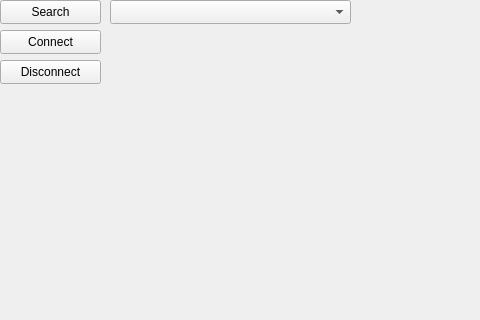
Old version of the form Radar/mainwindow.ui in the repository Ksyn777/RADAR; both pictures show x 0 to 480 and y 0 to 320 of the 800 by 600 pixel window.
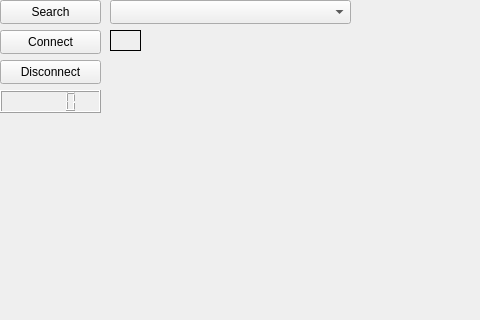
New version of the form.

What changed in the file:
```diff
--- a/Radar/mainwindow.ui
+++ b/Radar/mainwindow.ui
@@ -63,6 +63,32 @@
      </rect>
     </property>
    </widget>
+   <widget class="QLCDNumber" name="lcdDistance">
+    <property name="geometry">
+     <rect>
+      <x>0</x>
+      <y>90</y>
+      <width>101</width>
+      <height>23</height>
+     </rect>
+    </property>
+   </widget>
+   <widget class="QLabel" name="labelCheck">
+    <property name="geometry">
+     <rect>
+      <x>110</x>
+      <y>30</y>
+      <width>31</width>
+      <height>21</height>
+     </rect>
+    </property>
+    <property name="frameShape">
+     <enum>QFrame::Shape::Box</enum>
+    </property>
+    <property name="text">
+     <string/>
+    </property>
+   </widget>
   </widget>
   <widget class="QMenuBar" name="menubar">
    <property name="geometry">
```
